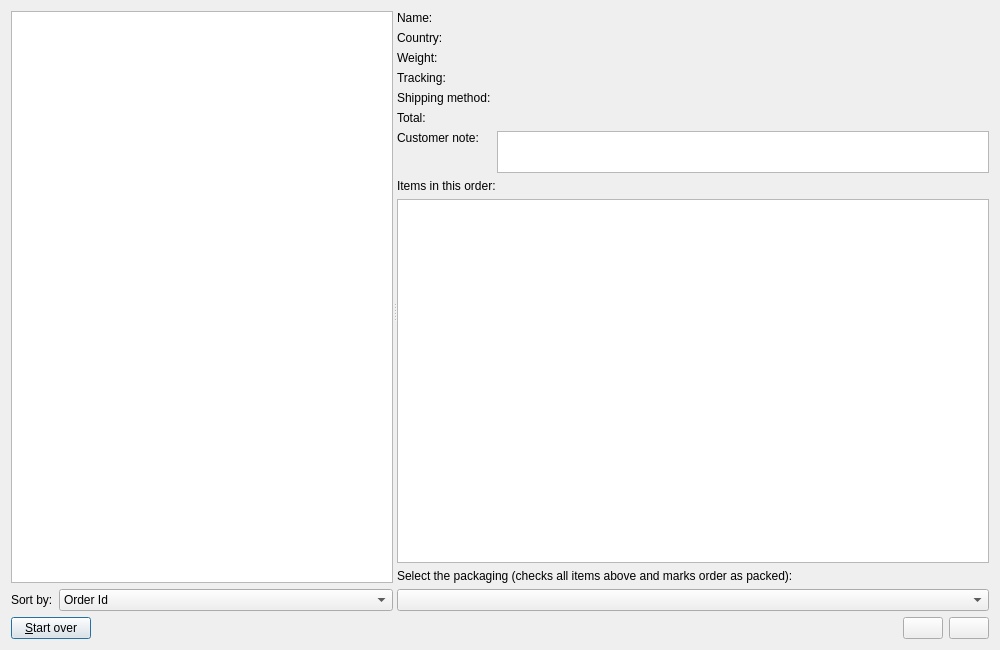
This is widgets/packaginghelperdialog.ui in arturo182/lectronizer as Qt 5 draws it before an edit. The edited form follows.
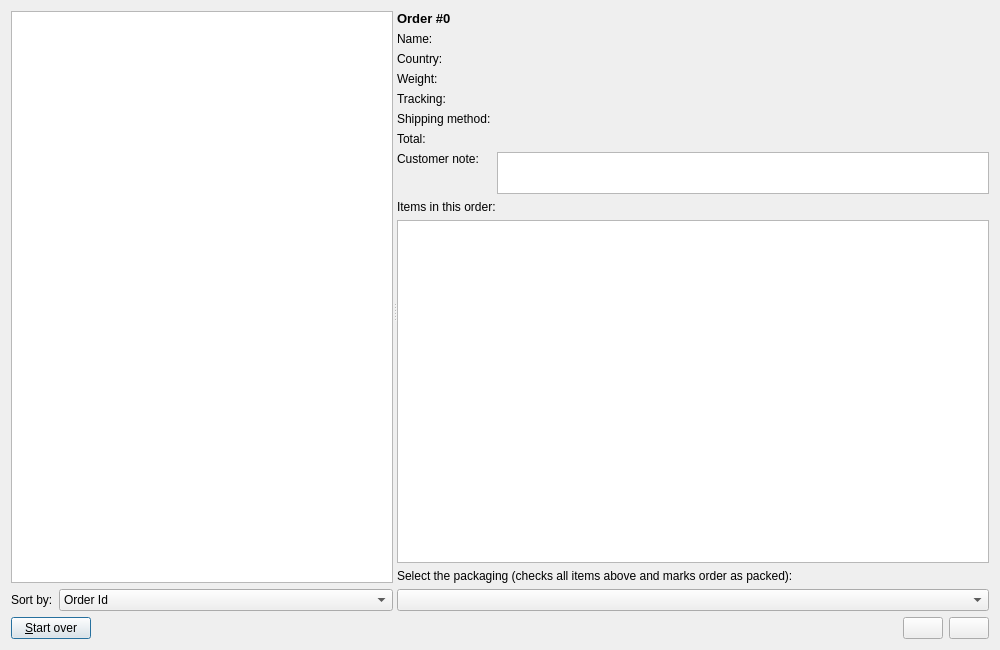
This is the edited form. Icons and pictures are not drawn.

Commit message: packaginghelper: Add order id with link when packaging

Diff of the .ui file:
```diff
--- a/widgets/packaginghelperdialog.ui
+++ b/widgets/packaginghelperdialog.ui
@@ -249,91 +249,91 @@
          </widget>
          <widget class="QWidget" name="layoutWidget_2">
           <layout class="QFormLayout" name="formLayout">
-           <item row="0" column="0">
+           <item row="1" column="0">
             <widget class="QLabel" name="orderNameLabel">
              <property name="text">
               <string>Name:</string>
              </property>
             </widget>
            </item>
-           <item row="0" column="1">
+           <item row="1" column="1">
             <widget class="QLabel" name="orderNameValueLabel">
              <property name="text">
               <string/>
              </property>
             </widget>
            </item>
-           <item row="1" column="0">
+           <item row="2" column="0">
             <widget class="QLabel" name="orderCountryLabel">
              <property name="text">
               <string>Country:</string>
              </property>
             </widget>
            </item>
-           <item row="1" column="1">
+           <item row="2" column="1">
             <widget class="QLabel" name="orderCountryValueLabel">
              <property name="text">
               <string/>
              </property>
             </widget>
            </item>
-           <item row="2" column="0">
+           <item row="3" column="0">
             <widget class="QLabel" name="orderWeightLabel">
              <property name="text">
               <string>Weight:</string>
              </property>
             </widget>
            </item>
-           <item row="2" column="1">
+           <item row="3" column="1">
             <widget class="QLabel" name="orderWeightValueLabel">
              <property name="text">
               <string/>
              </property>
             </widget>
            </item>
-           <item row="3" column="0">
+           <item row="4" column="0">
             <widget class="QLabel" name="orderTrackingLabel">
              <property name="text">
               <string>Tracking:</string>
              </property>
             </widget>
            </item>
-           <item row="3" column="1">
+           <item row="4" column="1">
             <widget class="QLabel" name="orderTrackingValueLabel">
              <property name="text">
               <string/>
              </property>
             </widget>
            </item>
-           <item row="4" column="0">
+           <item row="5" column="0">
             <widget class="QLabel" name="orderShippingLabel">
              <property name="text">
               <string>Shipping method:</string>
              </property>
             </widget>
            </item>
-           <item row="4" column="1">
+           <item row="5" column="1">
             <widget class="QLabel" name="orderShippingValueLabel">
              <property name="text">
               <string/>
              </property>
             </widget>
            </item>
-           <item row="5" column="0">
+           <item row="6" column="0">
             <widget class="QLabel" name="orderTotalLabel">
              <property name="text">
               <string>Total:</string>
              </property>
             </widget>
            </item>
-           <item row="5" column="1">
+           <item row="6" column="1">
             <widget class="QLabel" name="orderTotalValueLabel">
              <property name="text">
               <string/>
              </property>
             </widget>
            </item>
-           <item row="6" column="0">
+           <item row="7" column="0">
             <widget class="QLabel" name="customerNoteLabel">
              <property name="text">
               <string>Customer note:</string>
@@ -343,7 +343,7 @@
              </property>
             </widget>
            </item>
-           <item row="6" column="1">
+           <item row="7" column="1">
             <widget class="QPlainTextEdit" name="customerNoteTextEdit">
              <property name="maximumSize">
               <size>
@@ -363,6 +363,13 @@
             </widget>
            </item>
            <item row="8" column="0" colspan="2">
+            <widget class="QLabel" name="orderItemsLabel">
+             <property name="text">
+              <string>Items in this order:</string>
+             </property>
+            </widget>
+           </item>
+           <item row="9" column="0" colspan="2">
             <widget class="QTreeWidget" name="orderItemTree">
              <property name="alternatingRowColors">
               <bool>false</bool>
@@ -380,23 +387,32 @@
              </column>
             </widget>
            </item>
-           <item row="9" column="0" colspan="2">
+           <item row="10" column="0" colspan="2">
             <widget class="QLabel" name="orderPackagingLabel">
              <property name="text">
               <string>Select the packaging (checks all items above and marks order as packed):</string>
              </property>
             </widget>
            </item>
-           <item row="7" column="0" colspan="2">
-            <widget class="QLabel" name="orderItemsLabel">
-             <property name="text">
-              <string>Items in this order:</string>
-             </property>
-            </widget>
-           </item>
-           <item row="10" column="0" colspan="2">
+           <item row="11" column="0" colspan="2">
             <widget class="QComboBox" name="packagingComboBox"/>
            </item>
+           <item row="0" column="0" colspan="2">
+            <widget class="QLabel" name="orderIdLabel">
+             <property name="font">
+              <font>
+               <pointsize>10</pointsize>
+               <bold>true</bold>
+              </font>
+             </property>
+             <property name="text">
+              <string>Order #0</string>
+             </property>
+             <property name="openExternalLinks">
+              <bool>true</bool>
+             </property>
+            </widget>
+           </item>
           </layout>
          </widget>
         </widget>
```
The commit also changes 1 other file.
